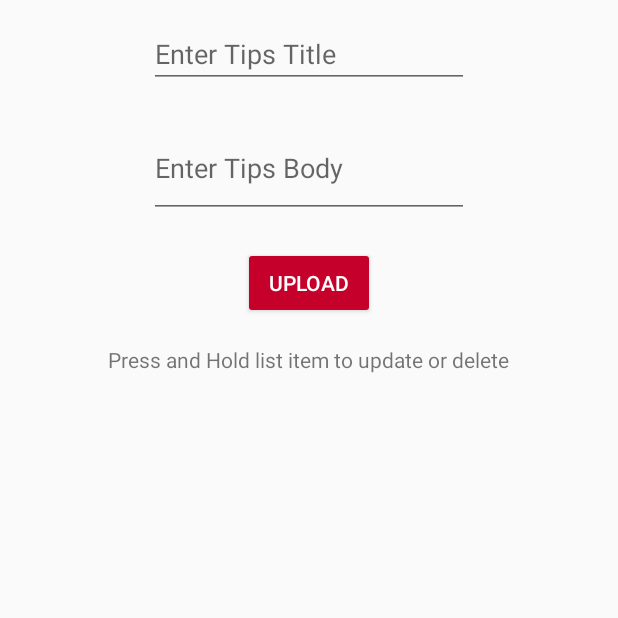
After one commit to HussainJuned/ielts-assistor, an Android app: the TipsPanel screen opened directly, with no data from a screen before it, on a phone screen of 412 x 824 dp, the top half of it. The commit adds this screen. Run offline under Robolectric (Android 15) with nearby library versions, the light colour scheme and no system bars; our stand-ins replace Firebase (no records; nobody signed in at launch, a user with empty details on screens opened directly).

Commit message:
TipsPanel added

```diff
--- a/app/build.gradle
+++ b/app/build.gradle
@@ -45,4 +45,5 @@ dependencies {
 }
 
 
+
 apply plugin: 'com.google.gms.google-services'
--- /dev/null
+++ b/app/src/main/java/com/teamjsnbd/ieltsassistor/TipsPanel.java
@@ -0,0 +1,199 @@
+package com.teamjsnbd.ieltsassistor;
+
+import android.support.annotation.NonNull;
+import android.support.v7.app.AlertDialog;
+import android.support.v7.app.AppCompatActivity;
+import android.os.Bundle;
+import android.text.TextUtils;
+import android.view.LayoutInflater;
+import android.view.View;
+import android.widget.AdapterView;
+import android.widget.Button;
+import android.widget.EditText;
+import android.widget.ListView;
+import android.widget.Toast;
+
+import com.google.android.gms.tasks.OnCompleteListener;
+import com.google.android.gms.tasks.Task;
+import com.google.firebase.auth.FirebaseAuth;
+import com.google.firebase.database.DataSnapshot;
+import com.google.firebase.database.DatabaseError;
+import com.google.firebase.database.DatabaseReference;
+import com.google.firebase.database.FirebaseDatabase;
+import com.google.firebase.database.ValueEventListener;
+
+import java.util.ArrayList;
+import java.util.List;
+
+public class TipsPanel extends AppCompatActivity {
+
+    private FirebaseAuth firebaseAuth;
+    DatabaseReference tipsReference;
+
+    EditText editTextTipsTitle;
+    EditText editTextTipsBody;
+    Button buttonUploadTips;
+    ListView listViewAllTips;
+
+    EditText editTextTitle;
+    EditText editTextBody;
+
+    List<Tips> tipsList;
+
+    @Override
+    protected void onCreate(Bundle savedInstanceState) {
+        super.onCreate(savedInstanceState);
+        setContentView(R.layout.activity_tips_panel);
+
+        firebaseAuth = FirebaseAuth.getInstance();
+        tipsReference = FirebaseDatabase.getInstance().getReference("Tips");
+
+        tipsList = new ArrayList<>();
+
+        editTextTipsTitle = (EditText) findViewById(R.id.editTextTipsTitle);
+        editTextTipsBody = (EditText) findViewById(R.id.editTextTipsBody);
+        listViewAllTips = (ListView) findViewById(R.id.listViewAllTips);
+        buttonUploadTips = (Button) findViewById(R.id.buttonUploadTips);
+
+        buttonUploadTips.setOnClickListener(new View.OnClickListener() {
+            @Override
+            public void onClick(View v) {
+                uploadTips();
+            }
+        });
+
+
+        listViewAllTips.setOnItemLongClickListener(new AdapterView.OnItemLongClickListener() {
+            @Override
+            public boolean onItemLongClick(AdapterView<?> parent, View view, int position, long id) {
+                Tips tip = tipsList.get(position);
+                shoUpdateDeleteDialog(tip.getTipsId(), tip.getTipsTitle(), tip.getTipsBody());
+                return true;
+            }
+        });
+    }
+
+    private void uploadTips() {
+        String title = editTextTipsTitle.getText().toString().trim();
+        String body = editTextTipsBody.getText().toString().trim();
+
+        if (!TextUtils.isEmpty(title)) {
+            if(!TextUtils.isEmpty(body)) {
+
+                String id = tipsReference.push().getKey();
+                Tips tip = new Tips(id, title, body);
+
+                tipsReference.child(id).setValue(tip).addOnCompleteListener(new OnCompleteListener<Void>() {
+                    @Override
+                    public void onComplete(@NonNull Task<Void> task) {
+                        if(task.isSuccessful()) {
+                            Toast.makeText(getApplicationContext(), "Tip Added Successfully", Toast.LENGTH_SHORT).show();
+                            editTextTipsTitle.setText(null);
+                            editTextTipsBody.setText(null);
+                        } else {
+                            Toast.makeText(getApplicationContext(), "Error Adding Tip", Toast.LENGTH_SHORT).show();
+                        }
+                    }
+                });
+
+            } else {
+                Toast.makeText(this, "Please Write Some Tip in Details", Toast.LENGTH_SHORT).show();
+            }
+        } else {
+            Toast.makeText(this, "Please Insert a Title of the Tip", Toast.LENGTH_SHORT).show();
+        }
+    }
+
+    @Override
+    protected void onStart() {
+        super.onStart();
+
+        tipsReference.addValueEventListener(new ValueEventListener() {
+            @Override
+            public void onDataChange(DataSnapshot dataSnapshot) {
+
+                tipsList.clear();
+
+                for(DataSnapshot allTipsSnapshot : dataSnapshot.getChildren()) {
+                    Tips tip = allTipsSnapshot.getValue(Tips.class);
+                    tipsList.add(tip);
+                }
+
+                TipsArrayAdapter adapter = new TipsArrayAdapter(TipsPanel.this, tipsList);
+                listViewAllTips.setAdapter(adapter);
+            }
+
+            @Override
+            public void onCancelled(DatabaseError databaseError) {
+                // Toast.makeText(Admin.this, "Retrieving From Database Error", Toast.LENGTH_SHORT).show();
+            }
+        });
+    }
+
+    private void shoUpdateDeleteDialog(final String tipId, final String tipTitle, final String tipBody) {
+
+        AlertDialog.Builder dialogBuilder = new AlertDialog.Builder(this);
+        LayoutInflater inflater = getLayoutInflater();
+        final View dialogView = inflater.inflate(R.layout.update_dialog, null);
+        dialogBuilder.setView(dialogView);
+
+        editTextTitle = (EditText) dialogView.findViewById(R.id.dialogEditTextTitle);
+        editTextBody = (EditText) dialogView.findViewById(R.id.dialogEditTextBody);
+        final Button buttonUpdate = (Button) dialogView.findViewById(R.id.buttonUpdateTip);
+        final Button buttonDelete = (Button) dialogView.findViewById(R.id.buttonDeleteTip);
+
+        editTextTitle.setText(tipTitle);
+        editTextBody.setText(tipBody);
+
+        dialogBuilder.setTitle("Chose Action");
+        final AlertDialog b = dialogBuilder.create();
+        b.show();
+
+        buttonUpdate.setOnClickListener(new View.OnClickListener() {
+            @Override
+            public void onClick(View view) {
+                String title = editTextTitle.getText().toString().trim();
+                String body = editTextBody.getText().toString().trim();
+                if (!TextUtils.isEmpty(title)) {
+                    if(!TextUtils.isEmpty(body)) {
+                        updateTip(tipId, title, body);
+                        b.dismiss();
+                    } else {
+                        Toast.makeText(TipsPanel.this, "please insert some text", Toast.LENGTH_SHORT).show();
+                    }
+                } else {
+                    Toast.makeText(TipsPanel.this, "please insert some text", Toast.LENGTH_SHORT).show();
+                }
+            }
+        });
+
+        buttonDelete.setOnClickListener(new View.OnClickListener() {
+            @Override
+            public void onClick(View view) {
+
+                deleteTip(tipId);
+                b.dismiss();
+
+            }
+        });
+    }
+
+    private boolean updateTip(String tipId, String title, String body) {
+
+        DatabaseReference dr = FirebaseDatabase.getInstance().getReference("Tips").child(tipId);
+
+        Tips tip = new Tips(tipId, title, body);
+        dr.setValue(tip);
+        Toast.makeText(this, "Tip Updated Successfully", Toast.LENGTH_SHORT).show();
+
+        return true;
+    }
+
+    private boolean deleteTip(String tipId) {
+        DatabaseReference dr = FirebaseDatabase.getInstance().getReference("Tips").child(tipId);
+        dr.removeValue();
+        Toast.makeText(this, "Tip Deleted Successfully", Toast.LENGTH_SHORT).show();
+
+        return true;
+    }
+}
--- /dev/null
+++ b/app/src/main/res/layout/activity_tips_panel.xml
@@ -0,0 +1,62 @@
+<?xml version="1.0" encoding="utf-8"?>
+<RelativeLayout xmlns:android="http://schemas.android.com/apk/res/android"
+    xmlns:tools="http://schemas.android.com/tools"
+    android:layout_width="match_parent"
+    android:layout_height="match_parent"
+    android:focusable="true"
+    android:focusableInTouchMode="true"
+    tools:context=".TipsPanel">
+
+
+    <EditText
+        android:id="@+id/editTextTipsTitle"
+        android:layout_width="wrap_content"
+        android:layout_height="wrap_content"
+        android:layout_marginTop="13dp"
+        android:ems="10"
+        android:hint="Enter Tips Title"
+        android:inputType="textPersonName"
+        android:layout_alignParentTop="true"
+        android:layout_centerHorizontal="true" />
+
+    <EditText
+        android:id="@+id/editTextTipsBody"
+        android:layout_width="wrap_content"
+        android:layout_height="wrap_content"
+        android:layout_marginTop="20dp"
+        android:ems="10"
+        android:hint="Enter Tips Body"
+        android:inputType="textMultiLine"
+        android:lines="2"
+        android:layout_below="@+id/editTextTipsTitle"
+        android:layout_centerHorizontal="true" />
+
+    <Button
+        android:id="@+id/buttonUploadTips"
+        style="@style/RoundedCornerButton"
+        android:layout_width="wrap_content"
+        android:layout_height="wrap_content"
+        android:text="Upload"
+        android:layout_below="@+id/editTextTipsBody"
+        android:layout_centerHorizontal="true"
+        android:layout_marginTop="19dp" />
+
+    <TextView
+        android:layout_width="wrap_content"
+        android:layout_height="wrap_content"
+        android:id="@+id/textView5"
+        android:text="Press and Hold list item to update or delete"
+        android:layout_marginTop="17dp"
+        android:layout_below="@+id/buttonUploadTips"
+        android:layout_centerHorizontal="true" />
+
+    <ListView
+        android:layout_width="match_parent"
+        android:layout_height="match_parent"
+        android:layout_below="@+id/textView5"
+        android:layout_marginTop="15dp"
+        android:id="@+id/listViewAllTips"
+        />
+
+
+</RelativeLayout>
```
Also changed, not shown: app/src/main/AndroidManifest.xml (+4 -5 lines), app/src/main/java/com/teamjsnbd/ieltsassistor/MainActivity.java (+20 -0 lines), app/src/main/res/menu/my_option_menu.xml (added, +14 -0 lines), app/src/main/ic_launcher-web.png (added), app/src/main/res/mipmap-hdpi/ic_launcher.png, app/src/main/res/mipmap-mdpi/ic_launcher.png, app/src/main/res/mipmap-xhdpi/ic_launcher.png, app/src/main/res/mipmap-xxhdpi/ic_launcher.png, app/src/main/res/mipmap-xxxhdpi/ic_launcher.png.
